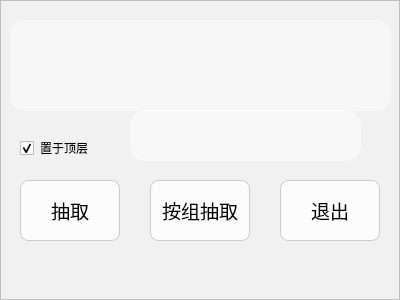
The window that src/mainwindow.ui (starrykiller/agonblick) describes before a commit, drawn with Qt 5.
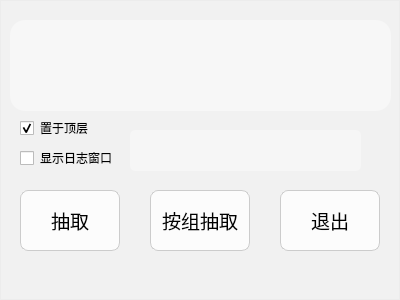
The same window after the commit. Icons and pictures are not drawn.

Commit message: 重构UI，修复了部分bug，增加日志输出功能

```diff
--- a/src/mainwindow.ui
+++ b/src/mainwindow.ui
@@ -12,14 +12,14 @@
   </property>
   <property name="minimumSize">
    <size>
-    <width>400</width>
-    <height>300</height>
+    <width>40</width>
+    <height>30</height>
    </size>
   </property>
   <property name="maximumSize">
    <size>
-    <width>400</width>
-    <height>300</height>
+    <width>4000</width>
+    <height>3000</height>
    </size>
   </property>
   <property name="windowTitle">
@@ -33,19 +33,7 @@
    <double>0.950000000000000</double>
   </property>
   <property name="styleSheet">
-   <string notr="true"/>
-  </property>
-  <widget class="QFrame" name="frame">
-   <property name="geometry">
-    <rect>
-     <x>0</x>
-     <y>0</y>
-     <width>400</width>
-     <height>300</height>
-    </rect>
-   </property>
-   <property name="styleSheet">
-    <string notr="true">#frame {background: rgba(255, 255, 255, 0.1);}
+   <string notr="true">#frame {background: rgba(255, 255, 255, 0.1);}
 #frame * {border-radius:15px;
 	font-family: &quot;Microsoft YaHei UI&quot;;
 }
@@ -59,14 +47,22 @@
 background-color: rgba(255, 255, 255, 150);
 }
 
-#frame #statusShow {
-background-color: rgba(55, 55, 55, 0.5);
-color: #FFF;
-}
-
-#frame #statusShow {
-color:#FFF;
-}</string>
+</string>
+  </property>
+  <widget class="QFrame" name="frame">
+   <property name="geometry">
+    <rect>
+     <x>0</x>
+     <y>0</y>
+     <width>400</width>
+     <height>300</height>
+    </rect>
+   </property>
+   <property name="autoFillBackground">
+    <bool>false</bool>
+   </property>
+   <property name="styleSheet">
+    <string notr="true"/>
    </property>
    <property name="frameShape">
     <enum>QFrame::StyledPanel</enum>
@@ -78,7 +74,7 @@
     <property name="geometry">
      <rect>
       <x>280</x>
-      <y>180</y>
+      <y>190</y>
       <width>100</width>
       <height>61</height>
      </rect>
@@ -102,7 +98,7 @@
     <property name="geometry">
      <rect>
       <x>20</x>
-      <y>180</y>
+      <y>190</y>
       <width>100</width>
       <height>61</height>
      </rect>
@@ -155,7 +151,7 @@
     <property name="geometry">
      <rect>
       <x>150</x>
-      <y>180</y>
+      <y>190</y>
       <width>100</width>
       <height>61</height>
      </rect>
@@ -179,7 +175,7 @@
     <property name="geometry">
      <rect>
       <x>10</x>
-      <y>260</y>
+      <y>270</y>
       <width>391</width>
       <height>21</height>
      </rect>
@@ -204,7 +200,7 @@
     <property name="geometry">
      <rect>
       <x>20</x>
-      <y>140</y>
+      <y>120</y>
       <width>71</width>
       <height>16</height>
      </rect>
@@ -224,64 +220,46 @@
      <bool>false</bool>
     </property>
    </widget>
-   <widget class="QTextEdit" name="statusShow">
+   <widget class="QTextBrowser" name="statusShow">
     <property name="geometry">
      <rect>
       <x>130</x>
-      <y>110</y>
+      <y>130</y>
       <width>231</width>
-      <height>51</height>
+      <height>41</height>
      </rect>
     </property>
     <property name="styleSheet">
-     <string notr="true">display: none;
-background-color: rgba(255, 255, 255, 0.5);
-border: none;
-</string>
-    </property>
-    <property name="readOnly">
-     <bool>true</bool>
-    </property>
-   </widget>
-  </widget>
-  <widget class="QFrame" name="backgroundFrame">
-   <property name="geometry">
-    <rect>
-     <x>0</x>
-     <y>0</y>
-     <width>400</width>
-     <height>300</height>
-    </rect>
-   </property>
-   <property name="styleSheet">
-    <string notr="true">#frame {background: rgba(255, 255, 255, 0.1);}
-#frame * {border-radius:10px;
-	font-family: &quot;Microsoft YaHei UI&quot;;
-}
-#frame QPushButton {
-border: 1px solid #000;
-background-color: rgba(255, 255, 255, 105);
-font: 14pt &quot;Microsoft YaHei UI Light&quot;;
-}
-#frame QPushButton:hover {
-background-color: rgba(255, 255, 255, 180);
-}
-
-#frame #statusShow {
-background-color: rgba(55, 55, 55, 0.5);
-color: #FFF;
-}
-
-#frame #statusShow {
-color:#FFF;
+     <string notr="true">#statusShow {
+border-radius: 5px;
+background: rgba(255,255,255,0.35);
 }</string>
-   </property>
-   <property name="frameShape">
-    <enum>QFrame::StyledPanel</enum>
-   </property>
-   <property name="frameShadow">
-    <enum>QFrame::Raised</enum>
-   </property>
+    </property>
+   </widget>
+   <widget class="QCheckBox" name="showLog">
+    <property name="geometry">
+     <rect>
+      <x>20</x>
+      <y>150</y>
+      <width>101</width>
+      <height>16</height>
+     </rect>
+    </property>
+    <property name="font">
+     <font>
+      <family>Microsoft YaHei UI</family>
+     </font>
+    </property>
+    <property name="text">
+     <string>显示日志窗口</string>
+    </property>
+    <property name="checked">
+     <bool>false</bool>
+    </property>
+    <property name="tristate">
+     <bool>false</bool>
+    </property>
+   </widget>
   </widget>
   <zorder>backgroundFrame</zorder>
   <zorder>frame</zorder>
```
Left out of the diff: 2 changed lines with no effect on the pictures. The commit also changes 14 other files.
